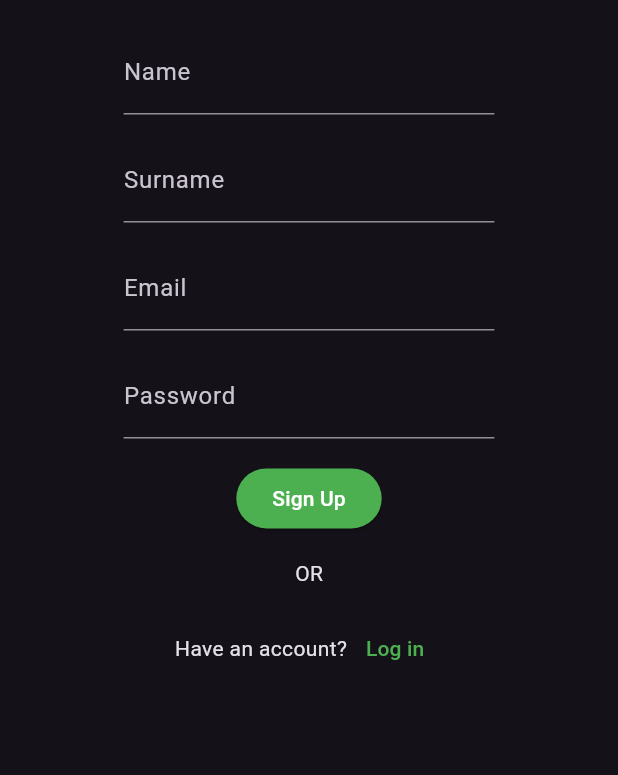
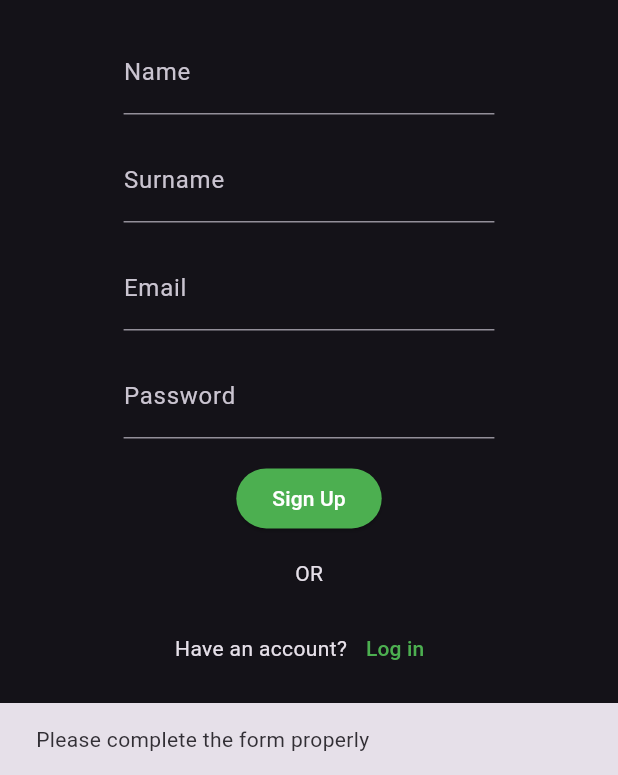
Before and after one commit to plum-bee/sportconnect, a Flutter app: the RegisterScreen screen opened by its route, after a tap on "Sign Up", on a phone screen of 412 x 824 dp, the part 461-1236 px from its top. Run offline on Flutter 3.47's test engine with Material 3 defaults, Android fonts, the phone set to English and light mode, and no system bars; drawn by our look-alikes of flutter_form_builder; our stand-ins replace get, google_maps_flutter, supabase_flutter; accounts and stored records are empty.

Commit message:
feat: user login, registration

```diff
--- a/lib/src/app.dart
+++ b/lib/src/app.dart
@@ -25,7 +25,7 @@ class SportConnectApp extends StatelessWidget {
           ),
         ),
       ),
-      initialRoute: '/splash',
+      initialRoute: '/login',
       routes: <String, WidgetBuilder>{
         '/': (_) => const Scaffold(
               body: Center(
@@ -34,7 +34,7 @@ class SportConnectApp extends StatelessWidget {
             ),
         '/splash': (_) => const SplashScreen(),
         '/login': (_) => const LoginScreen(),
-        '/register': (_) => const RegisterScreen(),
+        '/register': (_) => RegisterScreen(),
         '/search': (_) => const SearchScreen(),
       },
     );
--- a/lib/src/models/member.dart
+++ b/lib/src/models/member.dart
@@ -1,4 +1,4 @@
-import 'package:sportconnect/src/models/user_sport_skill.dart';
+import 'package:sportconnect/src/models/member_sport_skill.dart';
 
 class Member {
   final String id;
--- a/lib/src/pages/register_screen.dart
+++ b/lib/src/pages/register_screen.dart
@@ -1,9 +1,74 @@
 import 'package:flutter/material.dart';
+import 'package:flutter_form_builder/flutter_form_builder.dart';
 import 'package:sportconnect/src/pages/login_screen.dart';
-import 'package:flutter_form_builder/flutter_form_builder.dart';
+import 'package:supabase_flutter/supabase_flutter.dart';
+import 'package:sportconnect/main.dart';
 
-class RegisterScreen extends StatelessWidget {
-  const RegisterScreen({super.key});
+class RegisterScreen extends StatefulWidget {
+  RegisterScreen({super.key});
+
+  @override
+  _RegisterScreenState createState() => _RegisterScreenState();
+}
+
+class _RegisterScreenState extends State<RegisterScreen> {
+  final _formKey = GlobalKey<FormBuilderState>();
+  bool _isLoading = false;
+
+  void _signUp(BuildContext context) async {
+    final form = _formKey.currentState;
+
+    if (form?.saveAndValidate() ?? false) {
+      setState(() {
+        _isLoading = true;
+      });
+
+      final name = form?.fields['name']?.value;
+      final surname = form?.fields['surname']?.value;
+      final email = form?.fields['email']?.value;
+      final password = form?.fields['password']?.value;
+
+      try {
+        await supabase.auth.signUp(
+            email: email,
+            password: password,
+            data: {'name': name, 'surname': surname});
+
+        if (mounted) {
+          ScaffoldMessenger.of(context).showSnackBar(
+            const SnackBar(content: Text('Registration successful!')),
+          );
+
+          Navigator.pushReplacement(
+            context,
+            MaterialPageRoute(builder: (context) => const LoginScreen()),
+          );
+        }
+      } on AuthException catch (error) {
+        if (mounted) {
+          ScaffoldMessenger.of(context).showSnackBar(
+            SnackBar(content: Text(error.message)),
+          );
+        }
+      } catch (error) {
+        if (mounted) {
+          ScaffoldMessenger.of(context).showSnackBar(
+            SnackBar(content: Text('Error: $error')),
+          );
+        }
+      } finally {
+        if (mounted) {
+          setState(() {
+            _isLoading = false;
+          });
+        }
+      }
+    } else {
+      ScaffoldMessenger.of(context).showSnackBar(
+        const SnackBar(content: Text('Please complete the form properly')),
+      );
+    }
+  }
 
   @override
   Widget build(BuildContext context) {
@@ -26,6 +91,7 @@ class RegisterScreen extends StatelessWidget {
                     ),
                     const SizedBox(height: 20.0),
                     FormBuilder(
+                      key: _formKey,
                       child: Column(
                         mainAxisAlignment: MainAxisAlignment.center,
                         children: [
@@ -71,10 +137,13 @@ class RegisterScreen extends StatelessWidget {
                           ),
                           const SizedBox(height: 16.0),
                           ElevatedButton(
-                            onPressed: () {
-                              /* Logica */
-                            },
-                            child: const Text('Sign Up'),
+                            onPressed: () => _signUp(context),
+                            child: _isLoading
+                                ? CircularProgressIndicator(
+                                    valueColor: AlwaysStoppedAnimation<Color>(
+                                        Colors.white),
+                                  )
+                                : const Text('Sign Up'),
                           ),
                           const SizedBox(height: 16.0),
                           const Text('OR'),
--- a/lib/src/services/member_service.dart
+++ b/lib/src/services/member_service.dart
@@ -1,6 +1,6 @@
 import 'package:sportconnect/main.dart';
 import 'package:sportconnect/src/models/member.dart';
-import 'package:sportconnect/src/models/user_sport_skill.dart';
+import 'package:sportconnect/src/models/member_sport_skill.dart';
 
 class MemberService {
   final String _tableName = 'users';
--- a/pubspec.yaml
+++ b/pubspec.yaml
@@ -12,6 +12,7 @@ dependencies:
   supabase_flutter: ^1.10.25
   flutter_form_builder: ^9.0.0
   google_maps_flutter: ^2.1.1
+  get: ^4.6.6
 
 dev_dependencies:
   flutter_test:
```
Also changed, not shown: lib/src/pages/login_screen.dart (+75 -10 lines).
